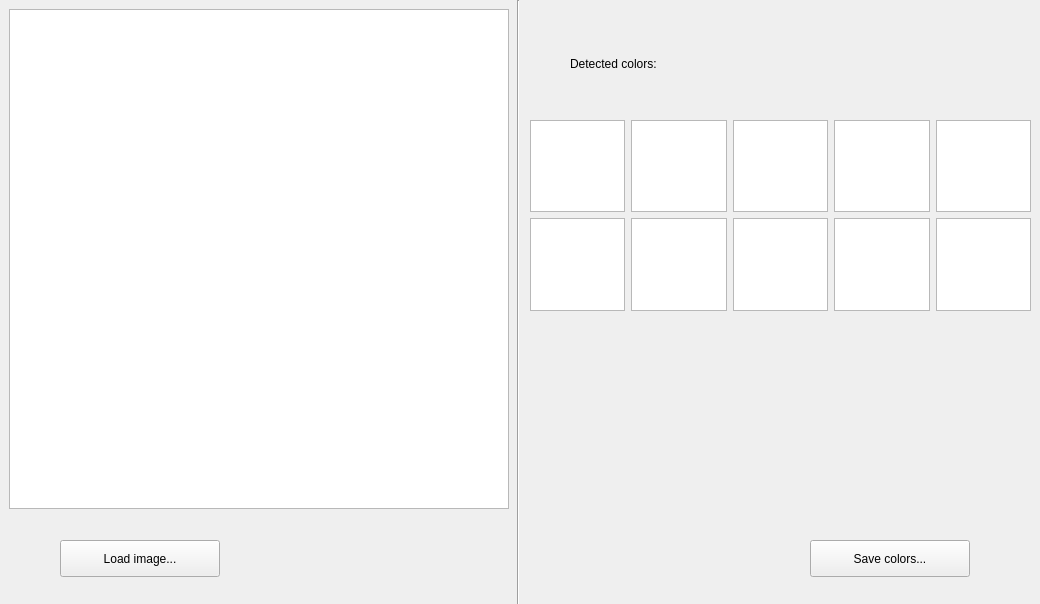
This is src/gui/QTRehaZenterGUI_LoadCustomObject.ui in tolgasaglik/rehabilitation_framework as Qt 5 draws it before an edit. The edited form follows.
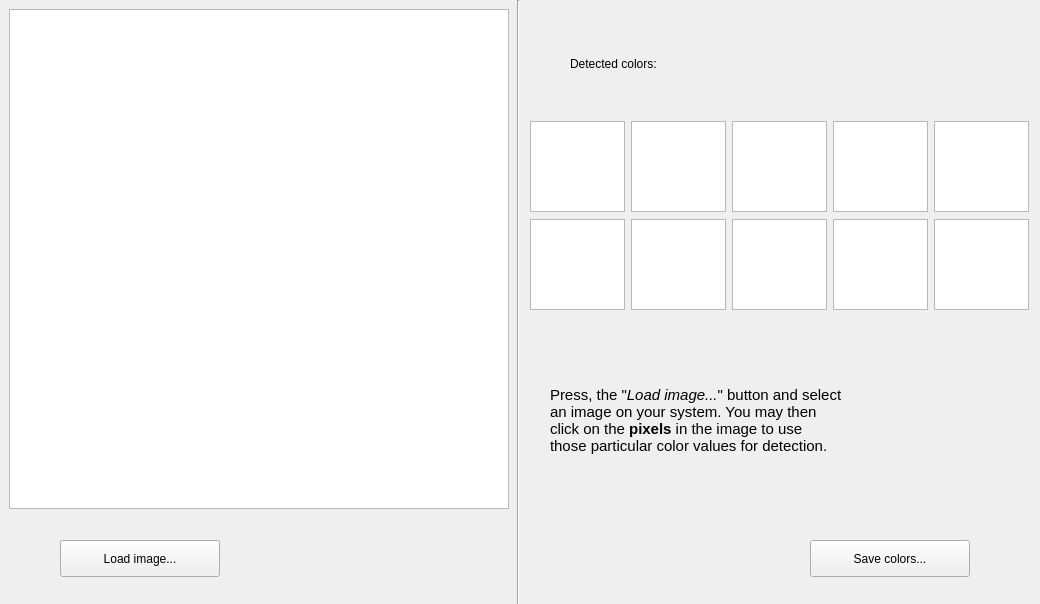
This is the edited form.

Commit message: Continued work on object color selection window, bug fixing

The edit to the form file:
```diff
--- a/src/gui/QTRehaZenterGUI_LoadCustomObject.ui
+++ b/src/gui/QTRehaZenterGUI_LoadCustomObject.ui
@@ -78,34 +78,224 @@
    </property>
    <layout class="QGridLayout" name="gridLayout">
     <item row="0" column="1">
-     <widget class="QGraphicsView" name="grColor2"/>
+     <widget class="QGraphicsView" name="grColor2">
+      <property name="sizePolicy">
+       <sizepolicy hsizetype="Fixed" vsizetype="Fixed">
+        <horstretch>0</horstretch>
+        <verstretch>0</verstretch>
+       </sizepolicy>
+      </property>
+      <property name="minimumSize">
+       <size>
+        <width>95</width>
+        <height>91</height>
+       </size>
+      </property>
+      <property name="maximumSize">
+       <size>
+        <width>95</width>
+        <height>91</height>
+       </size>
+      </property>
+     </widget>
     </item>
     <item row="0" column="3">
-     <widget class="QGraphicsView" name="grColor4"/>
+     <widget class="QGraphicsView" name="grColor4">
+      <property name="sizePolicy">
+       <sizepolicy hsizetype="Fixed" vsizetype="Fixed">
+        <horstretch>0</horstretch>
+        <verstretch>0</verstretch>
+       </sizepolicy>
+      </property>
+      <property name="minimumSize">
+       <size>
+        <width>95</width>
+        <height>91</height>
+       </size>
+      </property>
+      <property name="maximumSize">
+       <size>
+        <width>95</width>
+        <height>91</height>
+       </size>
+      </property>
+     </widget>
     </item>
     <item row="0" column="0">
-     <widget class="QGraphicsView" name="grColor1"/>
+     <widget class="QGraphicsView" name="grColor1">
+      <property name="sizePolicy">
+       <sizepolicy hsizetype="Fixed" vsizetype="Fixed">
+        <horstretch>0</horstretch>
+        <verstretch>0</verstretch>
+       </sizepolicy>
+      </property>
+      <property name="minimumSize">
+       <size>
+        <width>95</width>
+        <height>91</height>
+       </size>
+      </property>
+      <property name="maximumSize">
+       <size>
+        <width>95</width>
+        <height>91</height>
+       </size>
+      </property>
+     </widget>
     </item>
     <item row="0" column="4">
-     <widget class="QGraphicsView" name="grColor5"/>
+     <widget class="QGraphicsView" name="grColor5">
+      <property name="sizePolicy">
+       <sizepolicy hsizetype="Fixed" vsizetype="Fixed">
+        <horstretch>0</horstretch>
+        <verstretch>0</verstretch>
+       </sizepolicy>
+      </property>
+      <property name="minimumSize">
+       <size>
+        <width>95</width>
+        <height>91</height>
+       </size>
+      </property>
+      <property name="maximumSize">
+       <size>
+        <width>95</width>
+        <height>91</height>
+       </size>
+      </property>
+     </widget>
     </item>
     <item row="0" column="2">
-     <widget class="QGraphicsView" name="grColor3"/>
+     <widget class="QGraphicsView" name="grColor3">
+      <property name="sizePolicy">
+       <sizepolicy hsizetype="Fixed" vsizetype="Fixed">
+        <horstretch>0</horstretch>
+        <verstretch>0</verstretch>
+       </sizepolicy>
+      </property>
+      <property name="minimumSize">
+       <size>
+        <width>95</width>
+        <height>91</height>
+       </size>
+      </property>
+      <property name="maximumSize">
+       <size>
+        <width>95</width>
+        <height>91</height>
+       </size>
+      </property>
+     </widget>
     </item>
     <item row="1" column="0">
-     <widget class="QGraphicsView" name="grColor6"/>
+     <widget class="QGraphicsView" name="grColor6">
+      <property name="sizePolicy">
+       <sizepolicy hsizetype="Fixed" vsizetype="Fixed">
+        <horstretch>0</horstretch>
+        <verstretch>0</verstretch>
+       </sizepolicy>
+      </property>
+      <property name="minimumSize">
+       <size>
+        <width>95</width>
+        <height>91</height>
+       </size>
+      </property>
+      <property name="maximumSize">
+       <size>
+        <width>95</width>
+        <height>91</height>
+       </size>
+      </property>
+     </widget>
     </item>
     <item row="1" column="1">
-     <widget class="QGraphicsView" name="grColor7"/>
+     <widget class="QGraphicsView" name="grColor7">
+      <property name="sizePolicy">
+       <sizepolicy hsizetype="Fixed" vsizetype="Fixed">
+        <horstretch>0</horstretch>
+        <verstretch>0</verstretch>
+       </sizepolicy>
+      </property>
+      <property name="minimumSize">
+       <size>
+        <width>95</width>
+        <height>91</height>
+       </size>
+      </property>
+      <property name="maximumSize">
+       <size>
+        <width>95</width>
+        <height>91</height>
+       </size>
+      </property>
+     </widget>
     </item>
     <item row="1" column="2">
-     <widget class="QGraphicsView" name="grColor8"/>
+     <widget class="QGraphicsView" name="grColor8">
+      <property name="sizePolicy">
+       <sizepolicy hsizetype="Fixed" vsizetype="Fixed">
+        <horstretch>0</horstretch>
+        <verstretch>0</verstretch>
+       </sizepolicy>
+      </property>
+      <property name="minimumSize">
+       <size>
+        <width>95</width>
+        <height>91</height>
+       </size>
+      </property>
+      <property name="maximumSize">
+       <size>
+        <width>95</width>
+        <height>91</height>
+       </size>
+      </property>
+     </widget>
     </item>
     <item row="1" column="3">
-     <widget class="QGraphicsView" name="grColor9"/>
+     <widget class="QGraphicsView" name="grColor9">
+      <property name="sizePolicy">
+       <sizepolicy hsizetype="Fixed" vsizetype="Fixed">
+        <horstretch>0</horstretch>
+        <verstretch>0</verstretch>
+       </sizepolicy>
+      </property>
+      <property name="minimumSize">
+       <size>
+        <width>95</width>
+        <height>91</height>
+       </size>
+      </property>
+      <property name="maximumSize">
+       <size>
+        <width>95</width>
+        <height>91</height>
+       </size>
+      </property>
+     </widget>
     </item>
     <item row="1" column="4">
-     <widget class="QGraphicsView" name="grColor10"/>
+     <widget class="QGraphicsView" name="grColor10">
+      <property name="sizePolicy">
+       <sizepolicy hsizetype="Fixed" vsizetype="Fixed">
+        <horstretch>0</horstretch>
+        <verstretch>0</verstretch>
+       </sizepolicy>
+      </property>
+      <property name="minimumSize">
+       <size>
+        <width>95</width>
+        <height>91</height>
+       </size>
+      </property>
+      <property name="maximumSize">
+       <size>
+        <width>95</width>
+        <height>91</height>
+       </size>
+      </property>
+     </widget>
     </item>
    </layout>
   </widget>
@@ -151,6 +341,25 @@
     <string>Detected colors:</string>
    </property>
   </widget>
+  <widget class="QLabel" name="label">
+   <property name="geometry">
+    <rect>
+     <x>550</x>
+     <y>350</y>
+     <width>451</width>
+     <height>141</height>
+    </rect>
+   </property>
+   <property name="sizePolicy">
+    <sizepolicy hsizetype="Preferred" vsizetype="Preferred">
+     <horstretch>0</horstretch>
+     <verstretch>0</verstretch>
+    </sizepolicy>
+   </property>
+   <property name="text">
+    <string>&lt;html&gt;&lt;head/&gt;&lt;body&gt;&lt;p&gt;&lt;span style=&quot; font-size:11pt;&quot;&gt;Press, the &amp;quot;&lt;/span&gt;&lt;span style=&quot; font-size:11pt; font-style:italic;&quot;&gt;Load image...&lt;/span&gt;&lt;span style=&quot; font-size:11pt;&quot;&gt;&amp;quot; button and select&lt;br/&gt;an image on your system. You may then&lt;br/&gt;click on the &lt;/span&gt;&lt;span style=&quot; font-size:11pt; font-weight:600;&quot;&gt;pixels&lt;/span&gt;&lt;span style=&quot; font-size:11pt;&quot;&gt; in the image to use&lt;br/&gt;those particular color values for detection.&lt;/span&gt;&lt;/p&gt;&lt;/body&gt;&lt;/html&gt;</string>
+   </property>
+  </widget>
  </widget>
  <resources/>
  <connections/>
```
Left out of the diff: 12 changed lines with no effect on the pictures. The commit also changes 3 other files.
